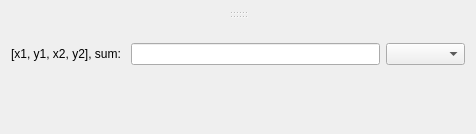
Above: lavuelib/ui/ImageWidget.ui from syncope/lavue before the change. Below: the same form after it.
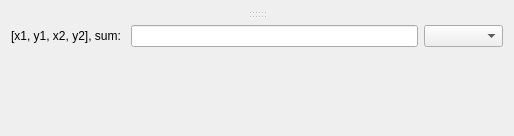
That is the form after the change.

Patch:
```diff
--- a/lavuelib/ui/ImageWidget.ui
+++ b/lavuelib/ui/ImageWidget.ui
@@ -6,8 +6,8 @@
    <rect>
     <x>0</x>
     <y>0</y>
-    <width>476</width>
-    <height>134</height>
+    <width>514</width>
+    <height>136</height>
    </rect>
   </property>
   <property name="windowTitle">
@@ -50,7 +50,7 @@
        </layout>
       </widget>
      </widget>
-     <widget class="QWidget" name="">
+     <widget class="QWidget" name="layoutWidget">
       <layout class="QVBoxLayout" name="verticalLayout">
        <item>
         <widget class="QWidget" name="toolWidget" native="true">
@@ -61,6 +61,9 @@
           </sizepolicy>
          </property>
          <layout class="QGridLayout" name="gridLayout">
+          <property name="margin">
+           <number>0</number>
+          </property>
           <item row="0" column="0">
            <layout class="QVBoxLayout" name="toolVerticalLayout"/>
           </item>
```
Left out of the diff: 8 changed lines with no effect on the pictures.
